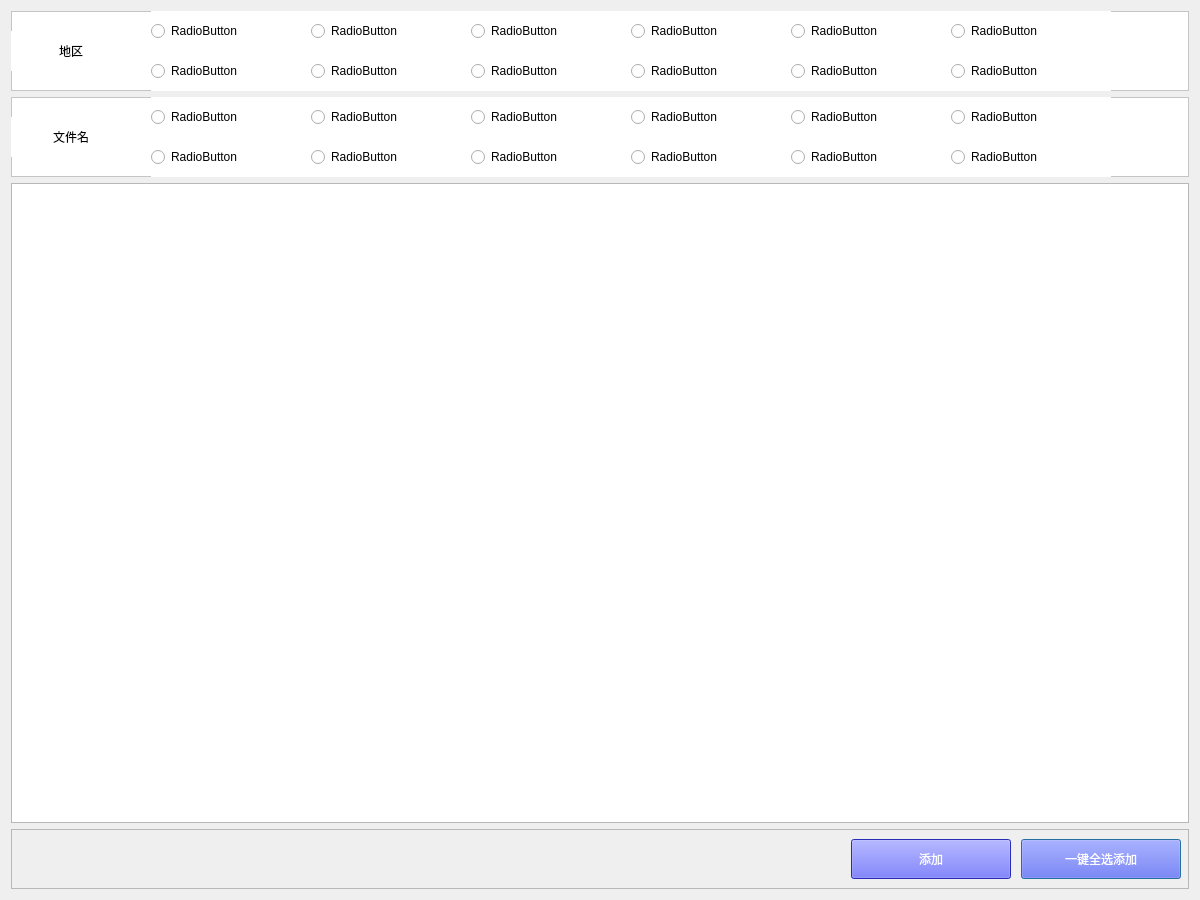
Qt form app/edit_gift/gui/dialog/add_gift_ui.ui (WanKaKa/IjsGiftWall) before a commit.
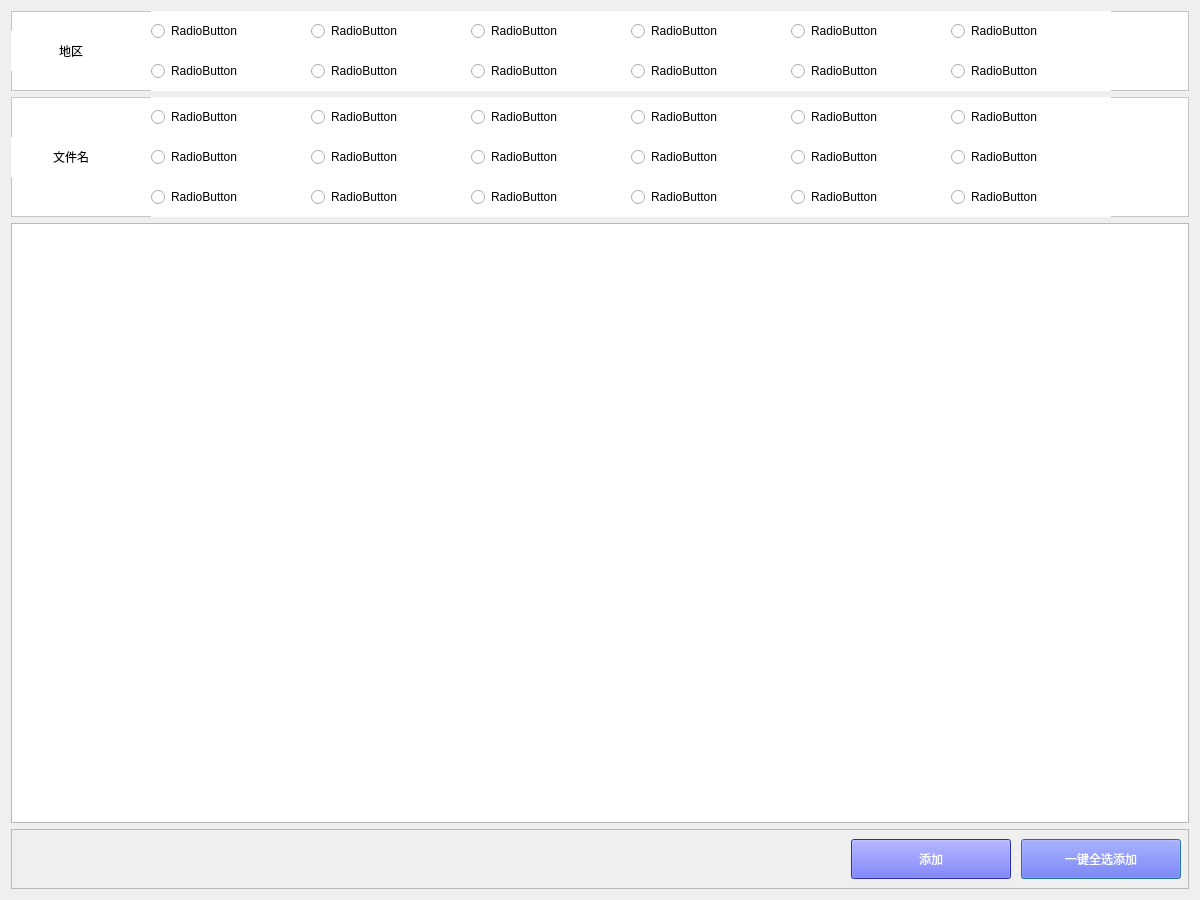
The same form after that commit.

Diff of the .ui file:
```diff
--- a/app/edit_gift/gui/dialog/add_gift_ui.ui
+++ b/app/edit_gift/gui/dialog/add_gift_ui.ui
@@ -288,13 +288,13 @@
        <property name="minimumSize">
         <size>
          <width>0</width>
-         <height>80</height>
+         <height>120</height>
         </size>
        </property>
        <property name="maximumSize">
         <size>
          <width>16777215</width>
-         <height>80</height>
+         <height>120</height>
         </size>
        </property>
        <property name="styleSheet">
@@ -326,7 +326,7 @@
         <property name="geometry">
          <rect>
           <x>0</x>
-          <y>20</y>
+          <y>40</y>
           <width>120</width>
           <height>40</height>
          </rect>
@@ -386,74 +386,42 @@
          <string>RadioButton</string>
         </property>
        </widget>
-       <widget class="QRadioButton" name="file_name_radio_6">
-        <property name="geometry">
-         <rect>
-          <x>460</x>
-          <y>40</y>
-          <width>160</width>
-          <height>40</height>
-         </rect>
-        </property>
-        <property name="styleSheet">
-         <string notr="true">font: 10pt &quot;微软雅黑&quot;;</string>
-        </property>
-        <property name="text">
-         <string>RadioButton</string>
-        </property>
-       </widget>
-       <widget class="QRadioButton" name="file_name_radio_2">
-        <property name="geometry">
-         <rect>
-          <x>140</x>
-          <y>40</y>
-          <width>160</width>
-          <height>40</height>
-         </rect>
-        </property>
-        <property name="styleSheet">
-         <string notr="true">font: 10pt &quot;微软雅黑&quot;;</string>
-        </property>
-        <property name="text">
-         <string>RadioButton</string>
-        </property>
-       </widget>
-       <widget class="QRadioButton" name="file_name_radio_11">
-        <property name="geometry">
-         <rect>
-          <x>940</x>
-          <y>0</y>
-          <width>160</width>
-          <height>40</height>
-         </rect>
-        </property>
-        <property name="styleSheet">
-         <string notr="true">font: 10pt &quot;微软雅黑&quot;;</string>
-        </property>
-        <property name="text">
-         <string>RadioButton</string>
-        </property>
-       </widget>
-       <widget class="QRadioButton" name="file_name_radio_7">
-        <property name="geometry">
-         <rect>
-          <x>620</x>
-          <y>0</y>
-          <width>160</width>
-          <height>40</height>
-         </rect>
-        </property>
-        <property name="styleSheet">
-         <string notr="true">font: 10pt &quot;微软雅黑&quot;;</string>
-        </property>
-        <property name="text">
-         <string>RadioButton</string>
-        </property>
-       </widget>
        <widget class="QRadioButton" name="file_name_radio_9">
         <property name="geometry">
          <rect>
-          <x>780</x>
+          <x>460</x>
+          <y>40</y>
+          <width>160</width>
+          <height>40</height>
+         </rect>
+        </property>
+        <property name="styleSheet">
+         <string notr="true">font: 10pt &quot;微软雅黑&quot;;</string>
+        </property>
+        <property name="text">
+         <string>RadioButton</string>
+        </property>
+       </widget>
+       <widget class="QRadioButton" name="file_name_radio_7">
+        <property name="geometry">
+         <rect>
+          <x>140</x>
+          <y>40</y>
+          <width>160</width>
+          <height>40</height>
+         </rect>
+        </property>
+        <property name="styleSheet">
+         <string notr="true">font: 10pt &quot;微软雅黑&quot;;</string>
+        </property>
+        <property name="text">
+         <string>RadioButton</string>
+        </property>
+       </widget>
+       <widget class="QRadioButton" name="file_name_radio_6">
+        <property name="geometry">
+         <rect>
+          <x>940</x>
           <y>0</y>
           <width>160</width>
           <height>40</height>
@@ -469,6 +437,38 @@
        <widget class="QRadioButton" name="file_name_radio_4">
         <property name="geometry">
          <rect>
+          <x>620</x>
+          <y>0</y>
+          <width>160</width>
+          <height>40</height>
+         </rect>
+        </property>
+        <property name="styleSheet">
+         <string notr="true">font: 10pt &quot;微软雅黑&quot;;</string>
+        </property>
+        <property name="text">
+         <string>RadioButton</string>
+        </property>
+       </widget>
+       <widget class="QRadioButton" name="file_name_radio_5">
+        <property name="geometry">
+         <rect>
+          <x>780</x>
+          <y>0</y>
+          <width>160</width>
+          <height>40</height>
+         </rect>
+        </property>
+        <property name="styleSheet">
+         <string notr="true">font: 10pt &quot;微软雅黑&quot;;</string>
+        </property>
+        <property name="text">
+         <string>RadioButton</string>
+        </property>
+       </widget>
+       <widget class="QRadioButton" name="file_name_radio_8">
+        <property name="geometry">
+         <rect>
           <x>300</x>
           <y>40</y>
           <width>160</width>
@@ -530,6 +530,102 @@
          <string>RadioButton</string>
         </property>
        </widget>
+       <widget class="QRadioButton" name="file_name_radio_13">
+        <property name="geometry">
+         <rect>
+          <x>140</x>
+          <y>80</y>
+          <width>160</width>
+          <height>40</height>
+         </rect>
+        </property>
+        <property name="styleSheet">
+         <string notr="true">font: 10pt &quot;微软雅黑&quot;;</string>
+        </property>
+        <property name="text">
+         <string>RadioButton</string>
+        </property>
+       </widget>
+       <widget class="QRadioButton" name="file_name_radio_14">
+        <property name="geometry">
+         <rect>
+          <x>300</x>
+          <y>80</y>
+          <width>160</width>
+          <height>40</height>
+         </rect>
+        </property>
+        <property name="styleSheet">
+         <string notr="true">font: 10pt &quot;微软雅黑&quot;;</string>
+        </property>
+        <property name="text">
+         <string>RadioButton</string>
+        </property>
+       </widget>
+       <widget class="QRadioButton" name="file_name_radio_15">
+        <property name="geometry">
+         <rect>
+          <x>460</x>
+          <y>80</y>
+          <width>160</width>
+          <height>40</height>
+         </rect>
+        </property>
+        <property name="styleSheet">
+         <string notr="true">font: 10pt &quot;微软雅黑&quot;;</string>
+        </property>
+        <property name="text">
+         <string>RadioButton</string>
+        </property>
+       </widget>
+       <widget class="QRadioButton" name="file_name_radio_16">
+        <property name="geometry">
+         <rect>
+          <x>620</x>
+          <y>80</y>
+          <width>160</width>
+          <height>40</height>
+         </rect>
+        </property>
+        <property name="styleSheet">
+         <string notr="true">font: 10pt &quot;微软雅黑&quot;;</string>
+        </property>
+        <property name="text">
+         <string>RadioButton</string>
+        </property>
+       </widget>
+       <widget class="QRadioButton" name="file_name_radio_17">
+        <property name="geometry">
+         <rect>
+          <x>780</x>
+          <y>80</y>
+          <width>160</width>
+          <height>40</height>
+         </rect>
+        </property>
+        <property name="styleSheet">
+         <string notr="true">font: 10pt &quot;微软雅黑&quot;;</string>
+        </property>
+        <property name="text">
+         <string>RadioButton</string>
+        </property>
+       </widget>
+       <widget class="QRadioButton" name="file_name_radio_18">
+        <property name="geometry">
+         <rect>
+          <x>940</x>
+          <y>80</y>
+          <width>160</width>
+          <height>40</height>
+         </rect>
+        </property>
+        <property name="styleSheet">
+         <string notr="true">font: 10pt &quot;微软雅黑&quot;;</string>
+        </property>
+        <property name="text">
+         <string>RadioButton</string>
+        </property>
+       </widget>
       </widget>
      </item>
      <item>
```
Left out of the diff: 8 changed lines with no effect on the pictures.
